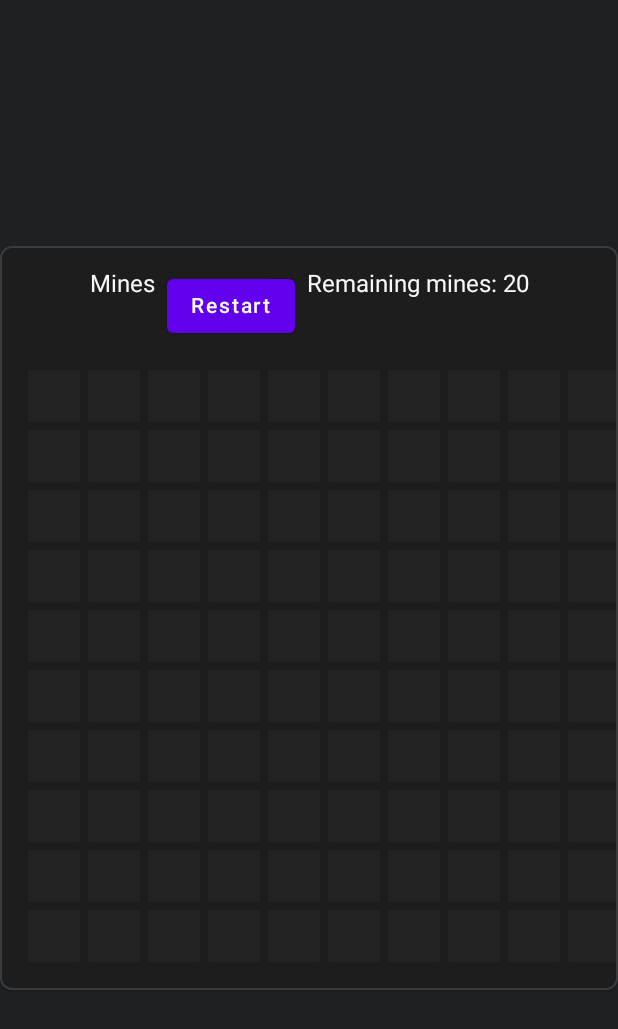
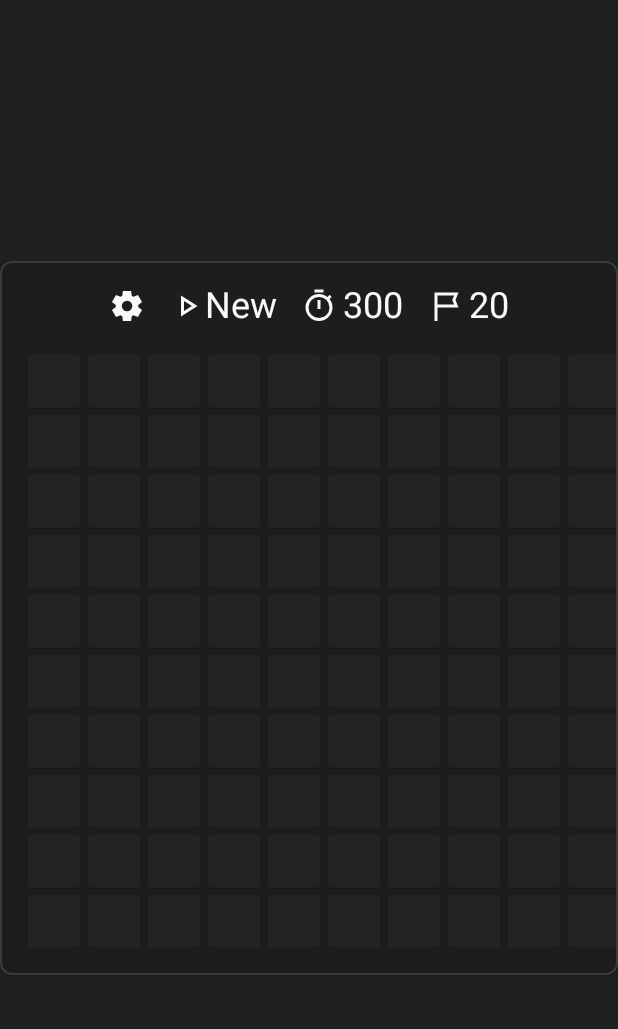
Before and after one commit to StefanOltmann/mine-sweeper, an Android app built with Jetpack Compose: the screen it shows after launch (MainActivity), on a phone screen of 412 x 824 dp. Shown: the top 1029 px of the screen. Run offline under Robolectric (Android 15) with nearby library versions, the phone set to English and light mode, and no system bars; our stand-ins replace Compose Multiplatform resources.

Commit message:
Structured toolbar

```diff
--- a/app/src/commonMain/kotlin/de/stefan_oltmann/mines/App.kt
+++ b/app/src/commonMain/kotlin/de/stefan_oltmann/mines/App.kt
@@ -21,6 +21,7 @@ package de.stefan_oltmann.mines
 
 import androidx.compose.foundation.BorderStroke
 import androidx.compose.foundation.background
+import androidx.compose.foundation.clickable
 import androidx.compose.foundation.layout.Box
 import androidx.compose.foundation.layout.Column
 import androidx.compose.foundation.layout.Row
@@ -32,12 +33,14 @@ import androidx.compose.foundation.layout.width
 import androidx.compose.foundation.shape.RoundedCornerShape
 import androidx.compose.material.Button
 import androidx.compose.material.Card
+import androidx.compose.material.Icon
 import androidx.compose.material.Text
 import androidx.compose.runtime.Composable
 import androidx.compose.runtime.mutableStateOf
 import androidx.compose.runtime.remember
 import androidx.compose.ui.Alignment
 import androidx.compose.ui.Modifier
+import androidx.compose.ui.draw.clip
 import androidx.compose.ui.geometry.Size
 import androidx.compose.ui.platform.LocalDensity
 import androidx.compose.ui.text.rememberTextMeasurer
@@ -45,6 +48,14 @@ import androidx.compose.ui.unit.dp
 import androidx.compose.ui.unit.sp
 import de.stefan_oltmann.mines.model.GameState
 import de.stefan_oltmann.mines.ui.MinefieldCanvas
+import de.stefan_oltmann.mines.ui.icons.IconFlag
+import de.stefan_oltmann.mines.ui.icons.IconPlay
+import de.stefan_oltmann.mines.ui.icons.IconSettings
+import de.stefan_oltmann.mines.ui.icons.IconTimer
+import de.stefan_oltmann.mines.ui.theme.DefaultSpacer
+import de.stefan_oltmann.mines.ui.theme.DoubleSpacer
+import de.stefan_oltmann.mines.ui.theme.FillSpacer
+import de.stefan_oltmann.mines.ui.theme.HalfSpacer
 import de.stefan_oltmann.mines.ui.theme.colorBackground
 import de.stefan_oltmann.mines.ui.theme.colorCardBackground
 import de.stefan_oltmann.mines.ui.theme.colorCardBorder
@@ -97,18 +108,21 @@ fun App() {
                 modifier = Modifier.padding(16.dp)
             ) {
 
-                Row {
+                Row(
+                    verticalAlignment = Alignment.CenterVertically
+                ) {
 
-                    Text(
-                        text = "Mines",
-                        color = lightGray,
-                        fontSize = 16.sp
+                    Icon(
+                        imageVector = IconSettings,
+                        contentDescription = null,
+                        tint = lightGray
                     )
 
-                    Spacer(modifier = Modifier.width(8.dp))
+                    DoubleSpacer()
 
-                    Button(
-                        onClick = {
+                    Row(
+                        verticalAlignment = Alignment.CenterVertically,
+                        modifier = Modifier.clickable {
 
                             gameState.restart()
 
@@ -116,17 +130,50 @@ fun App() {
                         }
                     ) {
 
-                        Text("Restart")
+                        Icon(
+                            imageVector = IconPlay,
+                            contentDescription = null,
+                            tint = lightGray
+                        )
+
+                        Text(
+                            text = "New",
+                            color = lightGray,
+                            fontSize = 24.sp
+                        )
                     }
 
-                    Spacer(modifier = Modifier.width(8.dp))
+                    DoubleSpacer()
+
+                    Icon(
+                        imageVector = IconTimer,
+                        contentDescription = null,
+                        tint = lightGray
+                    )
+
+                    HalfSpacer()
 
                     Text(
-                        text = "Remaining mines: ${gameState.minefield.getRemainingFlagsCount()}",
+                        text = "300",
                         color = lightGray,
-                        fontSize = 16.sp
+                        fontSize = 24.sp
                     )
 
+                    DoubleSpacer()
+
+                    Icon(
+                        imageVector = IconFlag,
+                        contentDescription = null,
+                        tint = lightGray
+                    )
+
+                    HalfSpacer()
+
+                    Text(
+                        text = gameState.minefield.getRemainingFlagsCount().toString(),
+                        color = lightGray,
+                        fontSize = 24.sp
+                    )
                 }
 
                 Spacer(modifier = Modifier.height(16.dp))
--- /dev/null
+++ b/app/src/commonMain/kotlin/de/stefan_oltmann/mines/ui/theme/Theme.kt
@@ -0,0 +1,56 @@
+/*
+ * 💣 Mines 💣
+ * Copyright (C) 2025 Stefan Oltmann
+ * https://github.com/StefanOltmann/mines
+ *
+ * This program is free software: you can redistribute it and/or modify
+ * it under the terms of the GNU General Public License as published by
+ * the Free Software Foundation, either version 3 of the License, or
+ * (at your option) any later version.
+ *
+ * This program is distributed in the hope that it will be useful,
+ * but WITHOUT ANY WARRANTY; without even the implied warranty of
+ * MERCHANTABILITY or FITNESS FOR A PARTICULAR PURPOSE.  See the
+ * GNU General Public License for more details.
+ *
+ * You should have received a copy of the GNU General Public License
+ * along with this program.  If not, see <https://www.gnu.org/licenses/>.
+ */
+
+package de.stefan_oltmann.mines.ui.theme
+
+import androidx.compose.foundation.layout.*
+import androidx.compose.foundation.shape.RoundedCornerShape
+import androidx.compose.runtime.Composable
+import androidx.compose.ui.Modifier
+import androidx.compose.ui.unit.dp
+
+val defaultRoundedCornerShape = RoundedCornerShape(8.dp)
+
+val defaultSpacing = 8.dp
+val doubleSpacing = defaultSpacing * 2
+val halfSpacing = defaultSpacing / 2
+
+/** Button size as recommended by Material Design */
+val buttonSize = 48.dp
+
+fun Modifier.halfPadding() = this.padding(halfSpacing)
+
+fun Modifier.defaultPadding() = this.padding(defaultSpacing)
+
+fun Modifier.doublePadding() = this.padding(doubleSpacing)
+
+@Composable
+fun HalfSpacer() = Spacer(Modifier.size(halfSpacing))
+
+@Composable
+fun DefaultSpacer() = Spacer(Modifier.size(defaultSpacing))
+
+@Composable
+fun DoubleSpacer() = Spacer(Modifier.size(doubleSpacing))
+
+@Composable
+fun ColumnScope.FillSpacer() = Spacer(Modifier.weight(1F))
+
+@Composable
+fun RowScope.FillSpacer() = Spacer(Modifier.weight(1F))
```
Also changed, not shown: app/src/commonMain/kotlin/de/stefan_oltmann/mines/ui/ClickableIcon.kt (added, +63 -0 lines), app/src/commonMain/kotlin/de/stefan_oltmann/mines/ui/icons/IconSettings.kt (+0 -38 lines).
